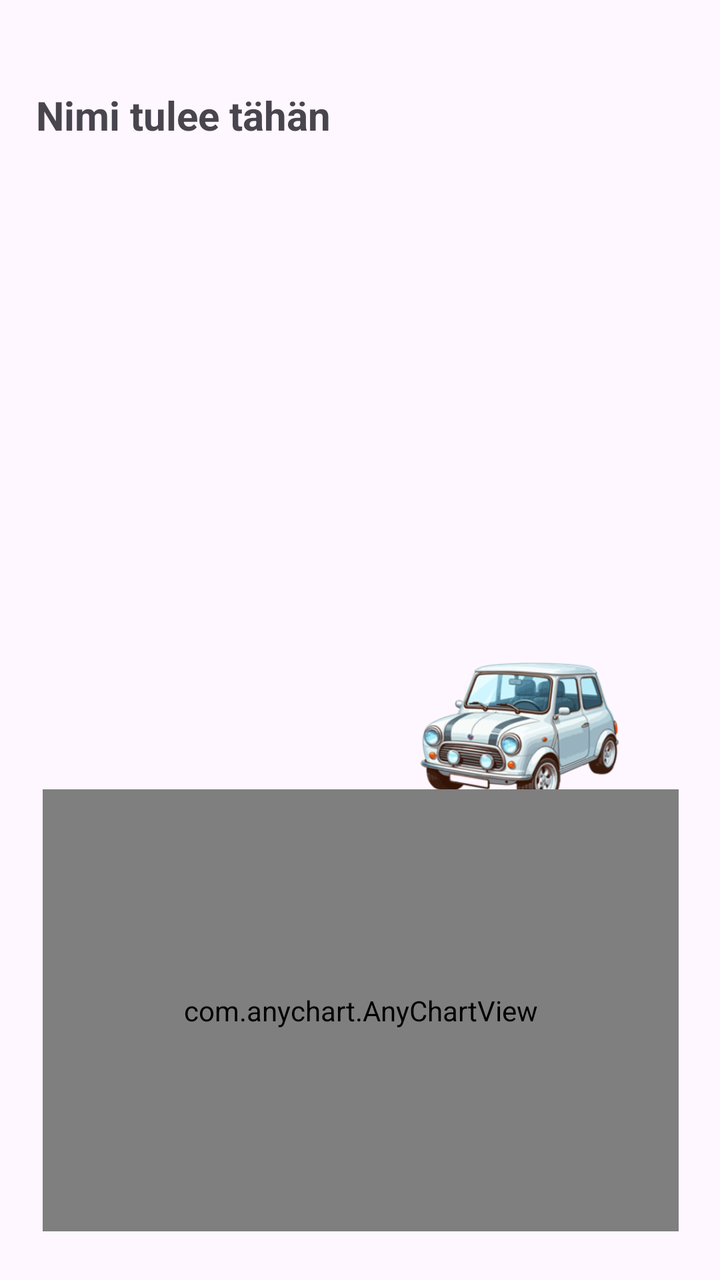
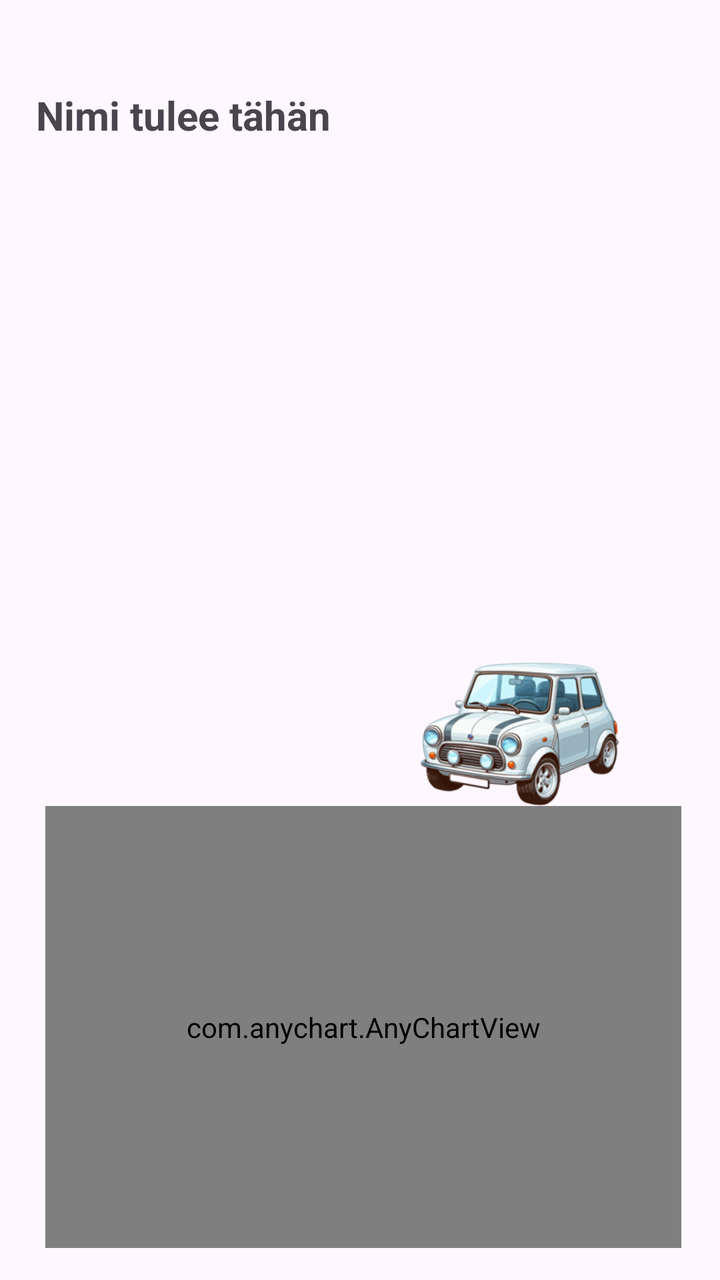

An Android layout rendered at two revisions. The XML below is the earlier revision; the diff shows what the commit changed to produce the second picture.
<!-- AndroidManifest.xml: application theme Theme.OO_Ohjelmointi_Projekti -->
<!-- res/layout/fragment_city_info.xml -->
<?xml version="1.0" encoding="utf-8"?>
<androidx.constraintlayout.widget.ConstraintLayout
    xmlns:android="http://schemas.android.com/apk/res/android"
    xmlns:app="http://schemas.android.com/apk/res-auto"
    xmlns:tools="http://schemas.android.com/tools"
    android:layout_width="match_parent"
    android:layout_height="match_parent"
    tools:context=".fragments.CityInfoFragment">

    <TextView
        android:id="@+id/TemperatureText"
        android:layout_width="318dp"
        android:layout_height="23dp"
        android:layout_marginTop="8dp"
        app:layout_constraintEnd_toEndOf="parent"
        app:layout_constraintHorizontal_bias="0.505"
        app:layout_constraintStart_toStartOf="parent"
        app:layout_constraintTop_toBottomOf="@+id/EmploymentSelfSufficiencyText" />

    <TextView
        android:id="@+id/WeatherDescriptionText"
        android:layout_width="150dp"
        android:layout_height="23dp"
        android:layout_marginTop="8dp"
        app:layout_constraintEnd_toEndOf="parent"
        app:layout_constraintHorizontal_bias="0.18"
        app:layout_constraintStart_toStartOf="parent"
        app:layout_constraintTop_toBottomOf="@+id/TemperatureText" />

    <TextView
        android:id="@+id/CarAmountText"
        android:layout_width="150dp"
        android:layout_height="23dp"
        android:layout_marginTop="8dp"
        app:layout_constraintEnd_toEndOf="parent"
        app:layout_constraintHorizontal_bias="0.18"
        app:layout_constraintStart_toStartOf="parent"
        app:layout_constraintTop_toBottomOf="@+id/WeatherDescriptionText" />

    <TextView
        android:id="@+id/EmploymentSelfSufficiencyText"
        android:layout_width="318dp"
        android:layout_height="23dp"
        android:layout_marginTop="8dp"
        app:layout_constraintEnd_toEndOf="parent"
        app:layout_constraintHorizontal_bias="0.505"
        app:layout_constraintStart_toStartOf="parent"
        app:layout_constraintTop_toBottomOf="@+id/EmploymentRateText" />

    <TextView
        android:id="@+id/EmploymentRateText"
        android:layout_width="318dp"
        android:layout_height="23dp"
        android:layout_marginTop="8dp"
        app:layout_constraintEnd_toEndOf="parent"
        app:layout_constraintHorizontal_bias="0.505"
        app:layout_constraintStart_toStartOf="parent"
        app:layout_constraintTop_toBottomOf="@+id/PopulationChangeText" />

    <TextView
        android:id="@+id/PopulationChangeText"
        android:layout_width="318dp"
        android:layout_height="23dp"
        android:layout_marginTop="8dp"
        app:layout_constraintEnd_toEndOf="parent"
        app:layout_constraintStart_toStartOf="parent"
        app:layout_constraintTop_toBottomOf="@+id/CityOnePopulationAmountText" />

    <TextView
        android:id="@+id/CityWikiUrlText"
        android:layout_width="318dp"
        android:layout_height="23dp"
        android:layout_marginTop="8dp"
        android:autoLink="web"
        android:linksClickable="true"
        app:layout_constraintEnd_toEndOf="parent"
        app:layout_constraintStart_toStartOf="parent"
        app:layout_constraintTop_toBottomOf="@+id/CityDescriptionText" />

    <TextView
        android:id="@+id/CityOnePopulationAmountText"
        android:layout_width="318dp"
        android:layout_height="23dp"
        android:layout_marginTop="8dp"
        app:layout_constraintEnd_toEndOf="parent"
        app:layout_constraintStart_toStartOf="parent"
        app:layout_constraintTop_toBottomOf="@+id/CityWikiUrlText" />

    <TextView
        android:id="@+id/CityDescriptionText"
        android:layout_width="318dp"
        android:layout_height="23dp"
        android:layout_marginTop="8dp"
        app:layout_constraintEnd_toEndOf="parent"
        app:layout_constraintStart_toStartOf="parent"
        app:layout_constraintTop_toBottomOf="@+id/CityOneNameText" />

    <TextView
        android:id="@+id/CityOneNameText"
        android:layout_width="324dp"
        android:layout_height="31dp"
        android:layout_marginTop="44dp"
        android:text="Nimi tulee tähän"
        android:textSize="20sp"
        android:textStyle="bold"
        app:layout_constraintEnd_toEndOf="parent"
        app:layout_constraintStart_toStartOf="parent"
        app:layout_constraintTop_toTopOf="parent" />

    <ImageView
        android:id="@+id/CarImageView"
        android:layout_width="175dp"
        android:layout_height="134dp"
        android:layout_marginTop="8dp"
        android:src="@drawable/car_tier_1"
        app:layout_constraintEnd_toEndOf="parent"
        app:layout_constraintHorizontal_bias="0.932"
        app:layout_constraintStart_toStartOf="parent"
        app:layout_constraintTop_toBottomOf="@+id/TemperatureText" />

    <com.anychart.AnyChartView
        android:id="@+id/populationChart"
        android:layout_width="318dp"
        android:layout_height="221dp"
        android:layout_marginBottom="64dp"
        app:layout_constraintBottom_toBottomOf="parent"
        app:layout_constraintEnd_toEndOf="parent"
        app:layout_constraintHorizontal_bias="0.505"
        app:layout_constraintStart_toStartOf="parent"
        app:layout_constraintTop_toBottomOf="@+id/CarImageView" />

</androidx.constraintlayout.widget.ConstraintLayout>
<!-- resources referenced by this layout -->
<resources>
  <!-- drawable car_tier_1: png bitmap (drawable, 109384 bytes) -->
  <style name="Theme.OO_Ohjelmointi_Projekti" parent="Base.Theme.OO_Ohjelmointi_Projekti" />
  <style name="Base.Theme.OO_Ohjelmointi_Projekti" parent="Theme.Material3.DayNight.NoActionBar">
          
          
      </style>
</resources>

<!-- the commit's change to res/layout/fragment_city_info.xml (unified diff, before → after) -->
@@ -122,11 +122,12 @@
         android:id="@+id/populationChart"
         android:layout_width="318dp"
         android:layout_height="221dp"
-        android:layout_marginBottom="64dp"
+        android:layout_marginBottom="16dp"
         app:layout_constraintBottom_toBottomOf="parent"
         app:layout_constraintEnd_toEndOf="parent"
-        app:layout_constraintHorizontal_bias="0.505"
+        app:layout_constraintHorizontal_bias="0.537"
         app:layout_constraintStart_toStartOf="parent"
-        app:layout_constraintTop_toBottomOf="@+id/CarImageView" />
+        app:layout_constraintTop_toBottomOf="@+id/CarAmountText"
+        app:layout_constraintVertical_bias="1.0" />
 
 </androidx.constraintlayout.widget.ConstraintLayout>
